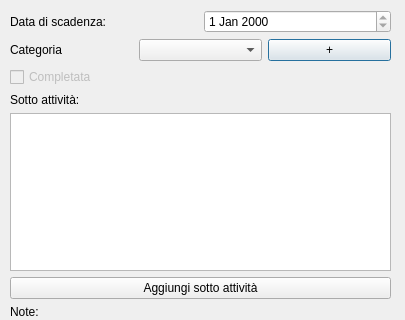
First picture: the form in activityview.ui, repository TommasoBotarelli/MyD14ry, before the edit; both pictures show x 0 to 405 and y 0 to 320 of the 405 by 527 pixel window.
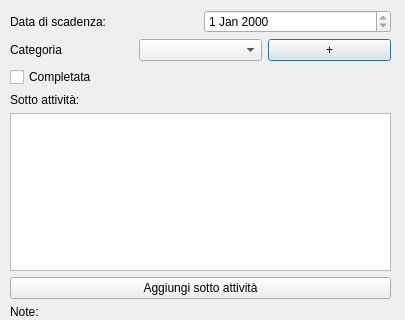
Second picture: the form after the edit.

Patch:
```diff
--- a/activityview.ui
+++ b/activityview.ui
@@ -67,7 +67,7 @@
       <item>
        <widget class="QCheckBox" name="CompletedCheckBox">
         <property name="enabled">
-         <bool>false</bool>
+         <bool>true</bool>
         </property>
         <property name="text">
          <string>Completata</string>
```
